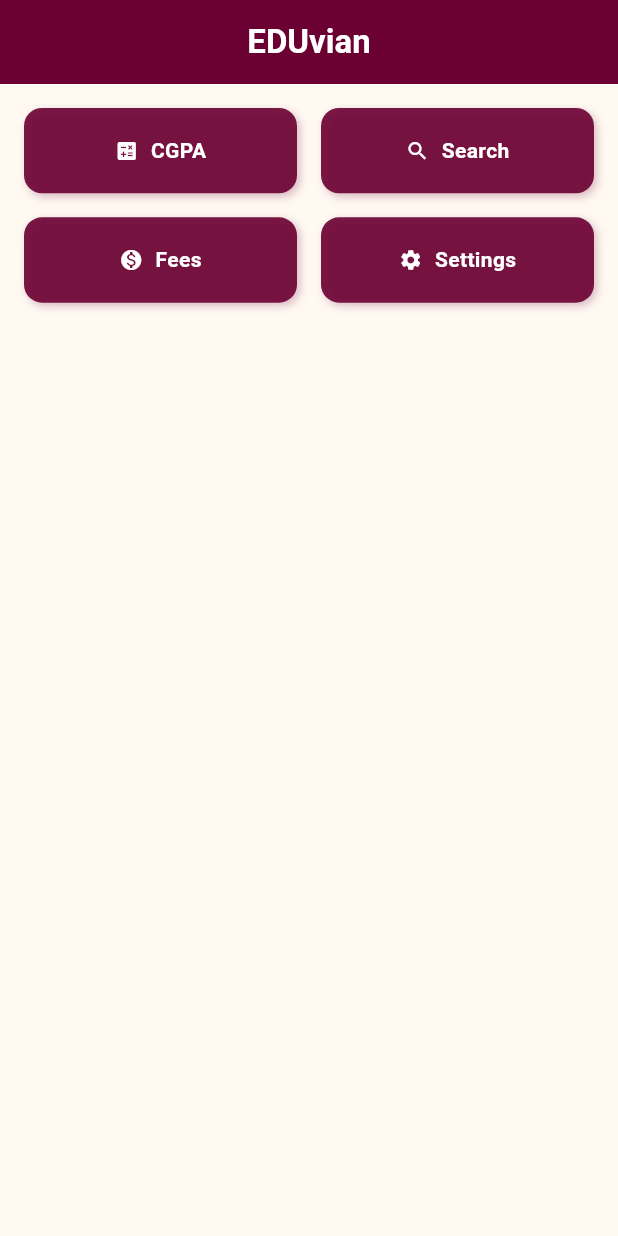
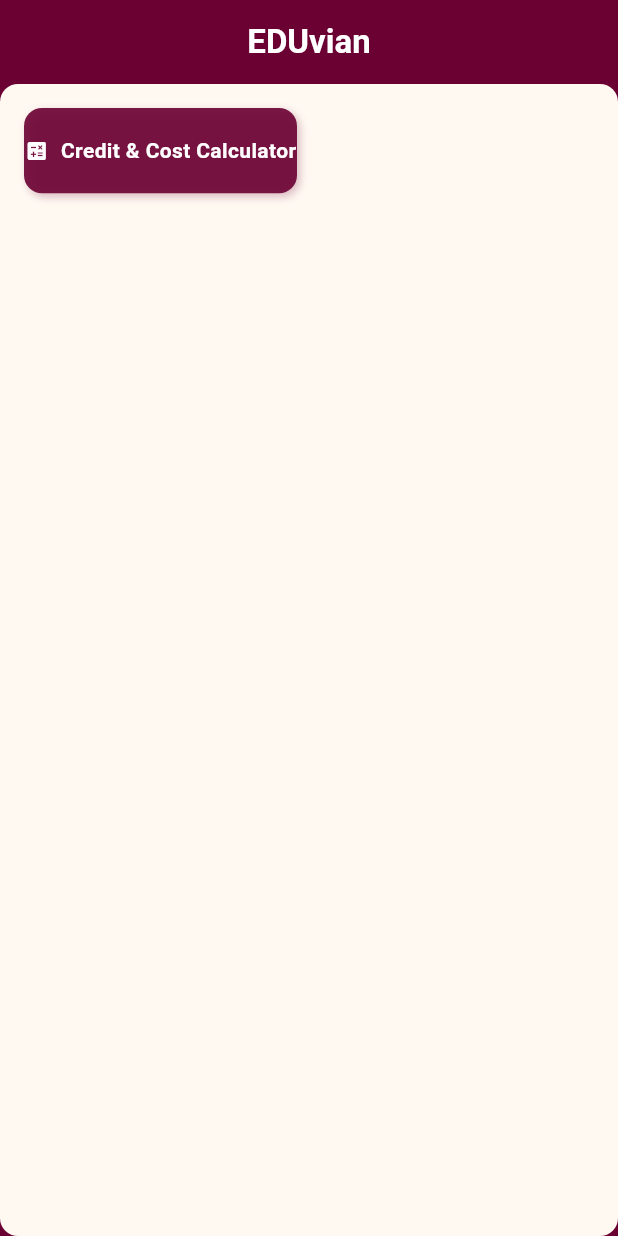
Before and after one commit to md-jihan/EDUvian, a Flutter app: the screen it shows after launch, on a phone screen of 412 x 824 dp. Run offline on Flutter 3.47's test engine with Material 3 defaults, Android fonts, the phone set to English and light mode, and no system bars; our stand-ins replace flutter_riverpod, go_router.

Commit message:
Initial commit of EDUvian Flutter project

```diff
--- a/lib/screen/home.dart
+++ b/lib/screen/home.dart
@@ -9,10 +9,14 @@
   @override
   Widget build(BuildContext context) {
     return Scaffold(
-      backgroundColor: offWhite,
+      backgroundColor: primaryColor,
       appBar: appBar(context, "EDUvian"),
       body: SafeArea(
-        child: Padding(
+        child: Container(
+          decoration: BoxDecoration(
+            color: offWhite,
+            borderRadius: BorderRadius.circular(12),
+          ),
           padding: const EdgeInsets.all(16.0),
           child: GridView.count(
             crossAxisCount: 2,
@@ -22,25 +26,7 @@
             children: [
               _buildSmallButton(
                 icon: Icons.calculate,
-                label: 'CGPA',
-                color: primaryColor,
-                onTap: () => context.push("/credit"),
-              ),
-              _buildSmallButton(
-                icon: Icons.search,
-                label: 'Search',
-                color: primaryColor,
-                onTap: () => context.push("/credit"),
-              ),
-              _buildSmallButton(
-                icon: Icons.monetization_on,
-                onTap: () => context.push("/credit"),
-                label: 'Fees',
-                color: primaryColor,
-              ),
-              _buildSmallButton(
-                icon: Icons.settings,
-                label: 'Settings',
+                label: 'Credit & Cost Calculator',
                 color: primaryColor,
                 onTap: () => context.push("/credit"),
               ),
```
Also changed, not shown: lib/screen/credit.dart (+8 -2 lines).
